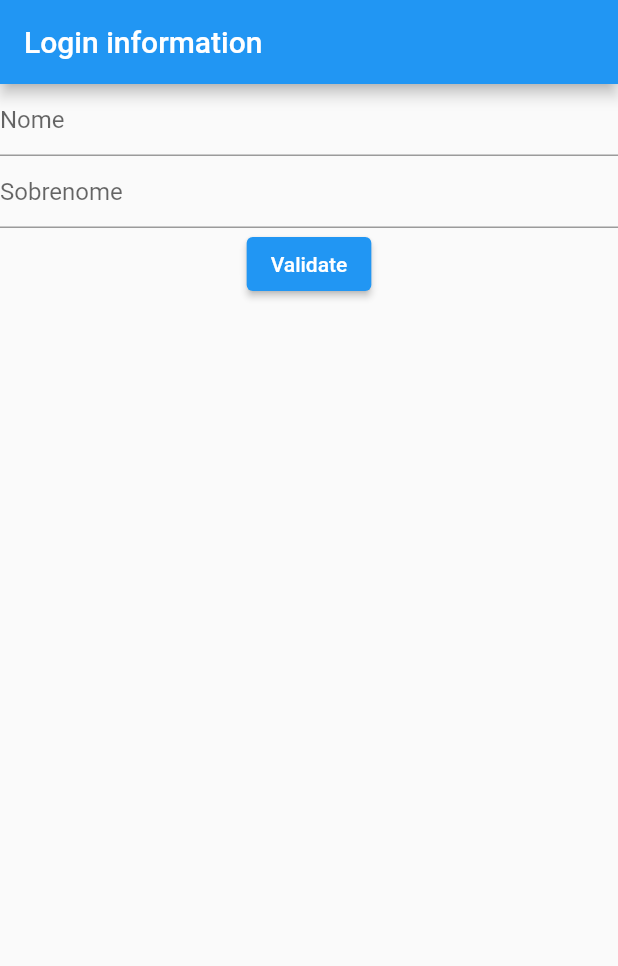
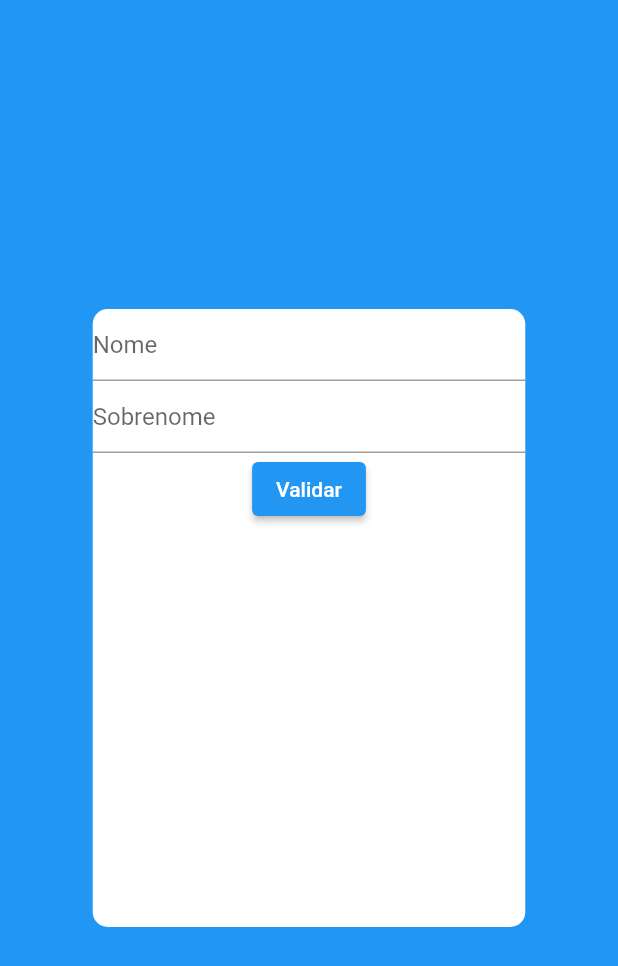
Before and after one commit to misael28/FlutterFormLogin, a Flutter app: the screen it shows after launch, on a phone screen of 412 x 824 dp. Shown: the top 966 px of the screen. Run offline on Flutter 3.47's test engine with Material 2 defaults, Android fonts, the phone set to English and light mode, and no system bars.

Commit message:
feat: add container at screen to wrap form

```diff
--- a/lib/form_view.dart
+++ b/lib/form_view.dart
@@ -12,17 +12,23 @@ class _FormViewState extends State<FormView> {
   @override
   Widget build(BuildContext context) {
     return Scaffold(
-      appBar: AppBar(
-        title: Text("Login information"),
+      backgroundColor: Colors.blue,
+      body: Center(
+        child: Container(
+          decoration: BoxDecoration(
+            color: Colors.white,
+            borderRadius: BorderRadius.circular(10),
           ),
-      body: Form(
+          width: MediaQuery.of(context).size.width * 0.7,
+          height: MediaQuery.of(context).size.height * 0.5,
+          child: Form(
             key: _formKey,
             child: Column(
               children: [
                 TextFormField(
                   validator: (text){
                     if(text == null || text.isEmpty){
-                  return 'Texto é obrigatorio';
+                      return 'Campo nome é obrigatorio';
                     }
                     return null;
                   },
@@ -36,7 +42,7 @@ class _FormViewState extends State<FormView> {
                 TextFormField(
                   validator:  (text){
                     if(text == null || text.isEmpty){
-                  return 'Sobrenome é obrigatorio';
+                      return 'Campo sobrenome é obrigatorio';
                     }
                     return null;
                   },
@@ -52,12 +58,14 @@ class _FormViewState extends State<FormView> {
                   if(isValid){
                     showDialog(context: context, builder: (context) {
                       return AlertDialog(
-                    title: Text('$name $surName'),
+                        title: Text('Bem vindo! $name $surName'),
                       );
                     });
                   }
-            }, child: Text("Validate"))
+                }, child: Text("Validar"))
               ],),
+          ),
+        ),
       ),
     );
   }
```
Lines whose indentation alone changed are shown as unchanged.
